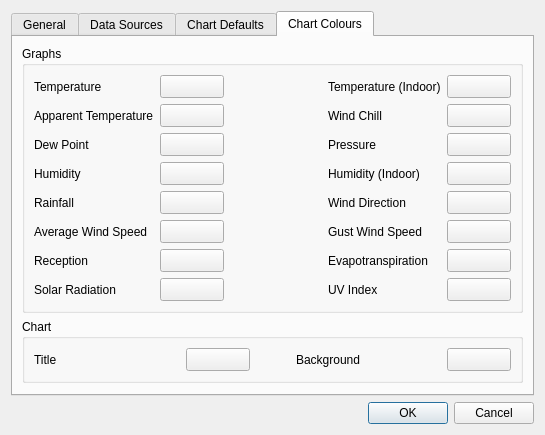
First picture: the form in desktop/settingsdialog.ui, repository davidrg/zxweather, before the edit.
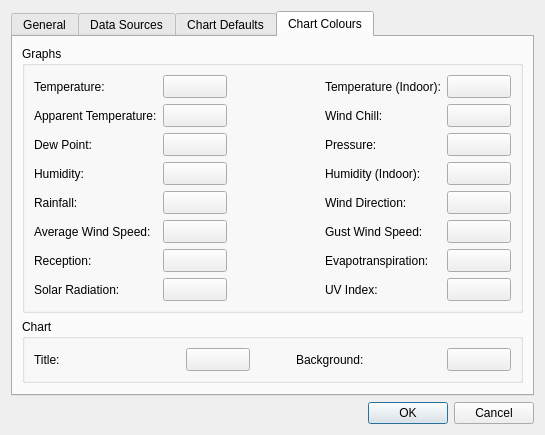
Second picture: the form after the edit. The open tabs and pages were chosen to show the change. Icons and pictures are not drawn. Custom widgets are drawn as their Qt base class.

Commit message: desktop: Fix inconsistent use of colons in field labels

```diff
--- a/desktop/settingsdialog.ui
+++ b/desktop/settingsdialog.ui
@@ -766,7 +766,7 @@
           <item row="9" column="3">
            <widget class="QLabel" name="label_19">
             <property name="text">
-             <string>Gust Wind Speed</string>
+             <string>Gust Wind Speed:</string>
             </property>
            </widget>
           </item>
@@ -817,35 +817,35 @@
           <item row="5" column="3">
            <widget class="QLabel" name="label_12">
             <property name="text">
-             <string>Humidity (Indoor)</string>
+             <string>Humidity (Indoor):</string>
             </property>
            </widget>
           </item>
           <item row="9" column="0">
            <widget class="QLabel" name="label_17">
             <property name="text">
-             <string>Average Wind Speed</string>
+             <string>Average Wind Speed:</string>
             </property>
            </widget>
           </item>
           <item row="4" column="0">
            <widget class="QLabel" name="label_10">
             <property name="text">
-             <string>Dew Point</string>
+             <string>Dew Point:</string>
             </property>
            </widget>
           </item>
           <item row="11" column="0">
            <widget class="QLabel" name="lblSolarRadiation">
             <property name="text">
-             <string>Solar Radiation</string>
+             <string>Solar Radiation:</string>
             </property>
            </widget>
           </item>
           <item row="11" column="3">
            <widget class="QLabel" name="lblUVIndex">
             <property name="text">
-             <string>UV Index</string>
+             <string>UV Index:</string>
             </property>
            </widget>
           </item>
@@ -874,7 +874,7 @@
           <item row="5" column="0">
            <widget class="QLabel" name="label_11">
             <property name="text">
-             <string>Humidity</string>
+             <string>Humidity:</string>
             </property>
            </widget>
           </item>
@@ -988,7 +988,7 @@
           <item row="4" column="3">
            <widget class="QLabel" name="label_13">
             <property name="text">
-             <string>Pressure</string>
+             <string>Pressure:</string>
             </property>
            </widget>
           </item>
@@ -1077,7 +1077,7 @@
           <item row="2" column="3">
            <widget class="QLabel" name="label_9">
             <property name="text">
-             <string>Wind Chill</string>
+             <string>Wind Chill:</string>
             </property>
            </widget>
           </item>
@@ -1106,35 +1106,35 @@
           <item row="8" column="0">
            <widget class="QLabel" name="label_14">
             <property name="text">
-             <string>Rainfall</string>
+             <string>Rainfall:</string>
             </property>
            </widget>
           </item>
           <item row="0" column="0">
            <widget class="QLabel" name="label">
             <property name="text">
-             <string>Temperature</string>
+             <string>Temperature:</string>
             </property>
            </widget>
           </item>
           <item row="0" column="3">
            <widget class="QLabel" name="label_2">
             <property name="text">
-             <string>Temperature (Indoor)</string>
+             <string>Temperature (Indoor):</string>
             </property>
            </widget>
           </item>
           <item row="2" column="0">
            <widget class="QLabel" name="label_8">
             <property name="text">
-             <string>Apparent Temperature</string>
+             <string>Apparent Temperature:</string>
             </property>
            </widget>
           </item>
           <item row="8" column="3">
            <widget class="QLabel" name="label_18">
             <property name="text">
-             <string>Wind Direction</string>
+             <string>Wind Direction:</string>
             </property>
            </widget>
           </item>
@@ -1163,14 +1163,14 @@
           <item row="10" column="0">
            <widget class="QLabel" name="label_22">
             <property name="text">
-             <string>Reception</string>
+             <string>Reception:</string>
             </property>
            </widget>
           </item>
           <item row="10" column="3">
            <widget class="QLabel" name="label_23">
             <property name="text">
-             <string>Evapotranspiration</string>
+             <string>Evapotranspiration:</string>
             </property>
            </widget>
           </item>
@@ -1224,7 +1224,7 @@
           <item row="0" column="0">
            <widget class="QLabel" name="label_20">
             <property name="text">
-             <string>Title</string>
+             <string>Title:</string>
             </property>
            </widget>
           </item>
@@ -1266,7 +1266,7 @@
           <item row="0" column="3">
            <widget class="QLabel" name="label_21">
             <property name="text">
-             <string>Background</string>
+             <string>Background:</string>
             </property>
            </widget>
           </item>
```
Left out of the diff: 22 changed lines with no effect on the pictures. The commit also changes 7 other files.
